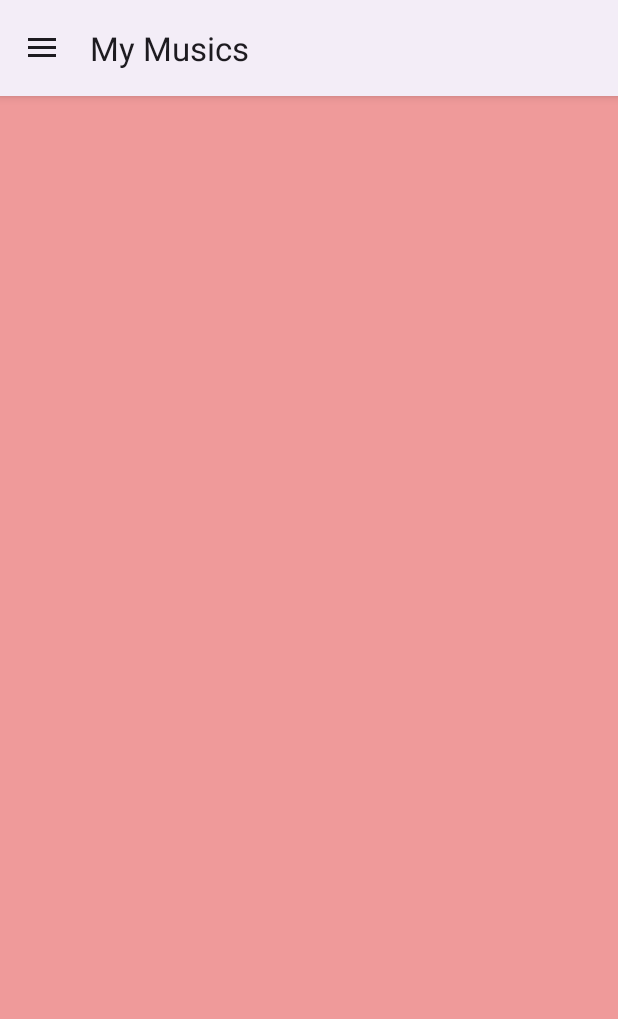
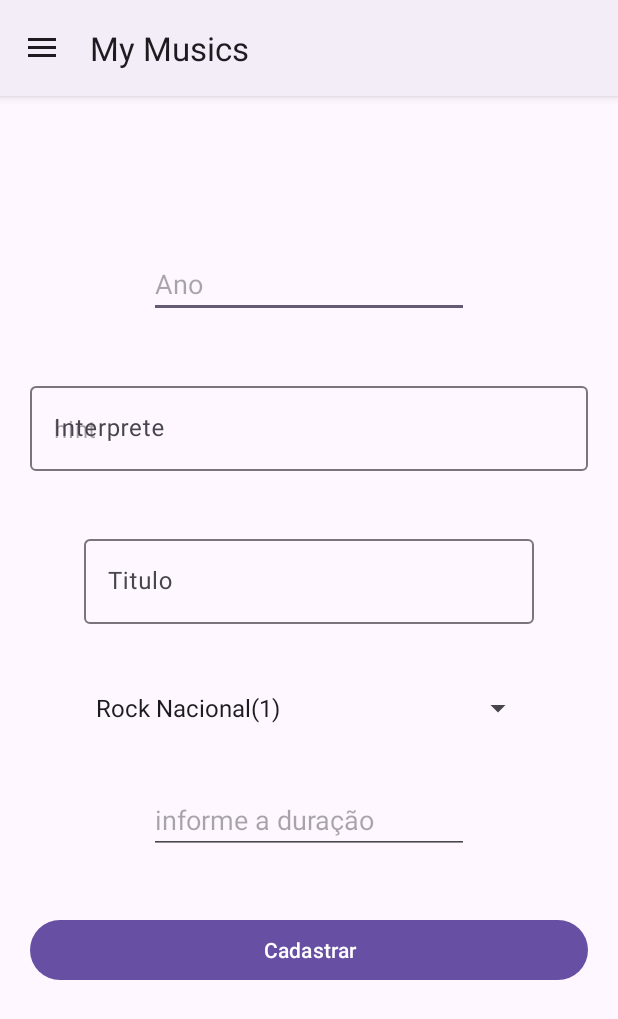
Before and after one commit to oliveiradsmatheus/myMusicApp, an Android app: the screen it shows after launch (MainActivity), after a tap on "Nova Música", on a phone screen of 412 x 824 dp. Shown: the top 1019 px of the screen. Run offline under Robolectric (Android 15) with nearby library versions, the phone set to English and light mode, and no system bars; 1 other tap on this screen came first.

Commit message:
finalizando o cadastro

```diff
--- a/app/src/main/java/matheus/bcc/mymusicapp/MainActivity.java
+++ b/app/src/main/java/matheus/bcc/mymusicapp/MainActivity.java
@@ -77,6 +77,7 @@ public class MainActivity extends AppCompatActivity {
     }
 
     public void cadastrarMusicas(Musica musica) {
+        novaMusicaFragment.musica=musica;
         // Caso música seja null, suponha a inserção de uma nova.
         fragmentTransaction = fragmentManager.beginTransaction();
         fragmentTransaction.replace(frame_layout.getId(), novaMusicaFragment);
--- a/app/src/main/java/matheus/bcc/mymusicapp/fragments/NovaMusicaFragment.java
+++ b/app/src/main/java/matheus/bcc/mymusicapp/fragments/NovaMusicaFragment.java
@@ -7,8 +7,20 @@ import androidx.fragment.app.Fragment;
 import android.view.LayoutInflater;
 import android.view.View;
 import android.view.ViewGroup;
+import android.widget.ArrayAdapter;
+import android.widget.Button;
+import android.widget.EditText;
+import android.widget.Spinner;
+
+import com.google.android.material.textfield.TextInputEditText;
+
+import java.util.List;
 
 import matheus.bcc.mymusicapp.R;
+import matheus.bcc.mymusicapp.db.bean.Genero;
+import matheus.bcc.mymusicapp.db.bean.Musica;
+import matheus.bcc.mymusicapp.db.dal.GeneroDAL;
+import matheus.bcc.mymusicapp.db.dal.MusicaDAL;
 
 /**
  * A simple {@link Fragment} subclass.
@@ -25,20 +37,19 @@ public class NovaMusicaFragment extends Fragment {
     // TODO: Rename and change types of parameters
     private String mParam1;
     private String mParam2;
+    private Button btConfirma;
+    public static Musica musica=null;
+    private EditText etnDuracao;
+    private EditText etnAno;
+    private TextInputEditText tiInterprete;
+    private TextInputEditText tiTitulo;
+    private Spinner sp_generos;
+
+    private MusicaDAL musicaDAL;
 
     public NovaMusicaFragment() {
         // Required empty public constructor
     }
-
-    /**
-     * Use this factory method to create a new instance of
-     * this fragment using the provided parameters.
-     *
-     * @param param1 Parameter 1.
-     * @param param2 Parameter 2.
-     * @return A new instance of fragment NovaMusicaFragment.
-     */
-    // TODO: Rename and change types and number of parameters
     public static NovaMusicaFragment newInstance(String param1, String param2) {
         NovaMusicaFragment fragment = new NovaMusicaFragment();
         Bundle args = new Bundle();
@@ -61,6 +72,61 @@ public class NovaMusicaFragment extends Fragment {
     public View onCreateView(LayoutInflater inflater, ViewGroup container,
                              Bundle savedInstanceState) {
         // Inflate the layout for this fragment
-        return inflater.inflate(R.layout.fragment_nova_musica, container, false);
+        View view= inflater.inflate(R.layout.fragment_nova_musica, container, false);
+        sp_generos = view.findViewById(R.id.sp_generos);
+        btConfirma= view.findViewById(R.id.btConfirma);
+        if(musica!=null)
+            btConfirma.setText("Alterar");
+        else
+            btConfirma.setText("Cadastrar");
+
+        tiInterprete= view.findViewById(R.id.tiInterprete);
+        tiTitulo= view.findViewById(R.id.tiTitulo);
+        etnDuracao = view.findViewById(R.id.etnDuracao);
+        etnAno = view.findViewById(R.id.etnAno);
+        musicaDAL= new MusicaDAL(view.getContext());
+        btConfirma.setOnClickListener(new View.OnClickListener() {
+            @Override
+            public void onClick(View v) {
+                try {
+                    String titulo = tiTitulo.getText().toString().trim();
+                    String interprete = tiInterprete.getText().toString().trim();
+
+                    int ano = Integer.parseInt(etnAno.getText().toString().trim());
+                    double duracao = Double.parseDouble(etnDuracao.getText().toString().trim());
+
+                    Genero genero = (Genero) sp_generos.getSelectedItem();
+
+                    Musica musica = new Musica(ano, titulo, interprete, genero, duracao);
+
+                    if (NovaMusicaFragment.musica != null) {
+                        if (musicaDAL.alterar(musica))
+                            NovaMusicaFragment.musica = null;
+                    } else {
+                        if (musicaDAL.salvar(musica))
+                            NovaMusicaFragment.musica = null;
+                    }
+
+                } catch (NumberFormatException e) {
+                    e.printStackTrace();
+                }
+            }
+        });
+
+
+        carregarGeneros(view);
+        return view;
+    }
+
+    private void carregarGeneros(View view) {
+        GeneroDAL dal = new GeneroDAL(view.getContext());
+        List<Genero> generoList =  dal.get("");
+        ArrayAdapter<Genero> adapter = new ArrayAdapter<>(
+                view.getContext(),
+                android.R.layout.simple_spinner_item,
+                generoList
+        );
+        adapter.setDropDownViewResource(android.R.layout.simple_spinner_dropdown_item);
+        sp_generos.setAdapter(adapter);
     }
 }
--- a/app/src/main/res/layout/fragment_nova_musica.xml
+++ b/app/src/main/res/layout/fragment_nova_musica.xml
@@ -1,14 +1,72 @@
 <?xml version="1.0" encoding="utf-8"?>
 <FrameLayout xmlns:android="http://schemas.android.com/apk/res/android"
+    xmlns:app="http://schemas.android.com/apk/res-auto"
     xmlns:tools="http://schemas.android.com/tools"
     android:layout_width="match_parent"
     android:layout_height="match_parent"
-    android:background="#EF9A9A"
     tools:context=".fragments.NovaMusicaFragment" >
 
-    <TextView
-        android:id="@+id/textView2"
-        android:layout_width="wrap_content"
-        android:layout_height="wrap_content"
-        android:text="Fragmento de cadastro de músicas" />
+    <LinearLayout
+        android:layout_width="match_parent"
+        android:layout_height="match_parent"
+        android:gravity="center"
+        android:orientation="vertical"
+        android:padding="20dp">
+
+        <EditText
+            android:id="@+id/etnAno"
+            android:layout_width="wrap_content"
+            android:layout_height="wrap_content"
+            android:layout_marginBottom="40dp"
+            android:ems="10"
+            android:hint="Ano"
+            android:inputType="number" />
+
+        <com.google.android.material.textfield.TextInputLayout
+            android:layout_width="match_parent"
+            android:layout_height="wrap_content"
+            android:layout_marginBottom="40dp"
+            android:hint="Interprete">
+
+            <com.google.android.material.textfield.TextInputEditText
+                android:id="@+id/tiInterprete"
+                android:layout_width="match_parent"
+                android:layout_height="wrap_content"
+                android:hint="hint" />
+        </com.google.android.material.textfield.TextInputLayout>
+
+        <com.google.android.material.textfield.TextInputLayout
+            android:layout_width="300dp"
+            android:layout_height="66dp"
+            android:layout_marginBottom="40dp"
+            android:hint="Titulo">
+
+            <com.google.android.material.textfield.TextInputEditText
+                android:id="@+id/tiTitulo"
+                android:layout_width="match_parent"
+                android:layout_height="wrap_content"/>
+        </com.google.android.material.textfield.TextInputLayout>
+
+        <Spinner
+            android:id="@+id/sp_generos"
+            android:layout_width="300dp"
+            android:layout_height="wrap_content"
+            android:layout_marginBottom="40dp" />
+
+        <EditText
+            android:id="@+id/etnDuracao"
+            android:layout_width="wrap_content"
+            android:layout_height="wrap_content"
+            android:layout_marginBottom="40dp"
+            android:ems="10"
+            android:hint="informe a duração"
+            android:inputType="numberDecimal" />
+
+        <Button
+            android:id="@+id/btConfirma"
+            android:layout_width="match_parent"
+            android:layout_height="wrap_content" />
+
+    </LinearLayout>
+
 </FrameLayout>
--- a/app/src/main/res/values-night/themes.xml
+++ b/app/src/main/res/values-night/themes.xml
@@ -1,6 +1,6 @@
 <resources xmlns:tools="http://schemas.android.com/tools">
     <!-- Base application theme. -->
-    <style name="Base.Theme.AloDrawerMenu" parent="Theme.Material3.DayNight">
+    <style name="Base.Theme.AloDrawerMenu" parent="Theme.Material3.Light">
         <!-- Customize your dark theme here. -->
         <!-- <item name="colorPrimary">@color/my_dark_primary</item> -->
     </style>
```
